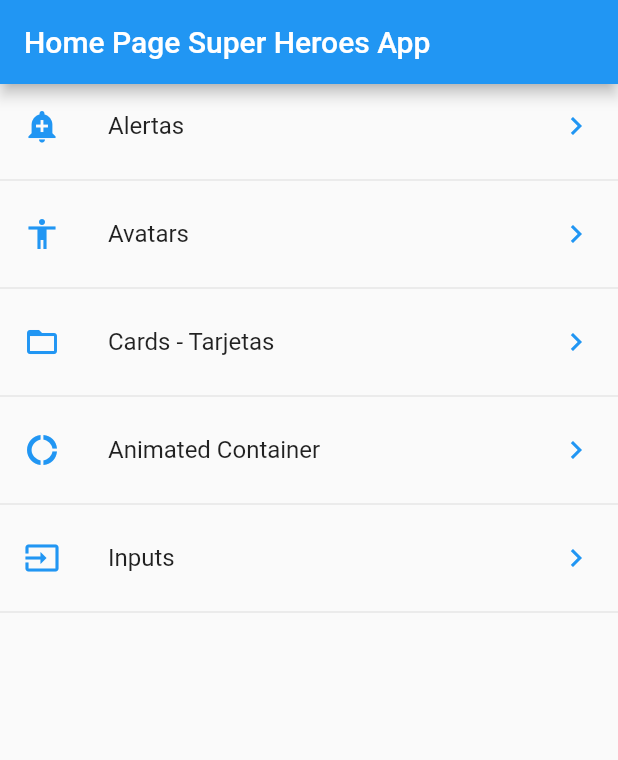
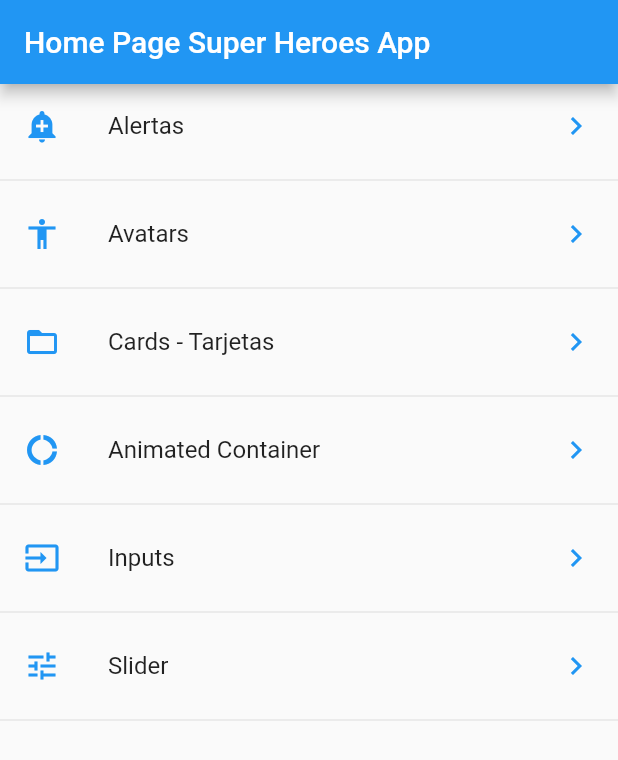
Before and after one commit to miguelfagundez/WidgetsFlutter, a Flutter app: the screen it shows after launch, on a phone screen of 412 x 824 dp. Shown: the top 760 px of the screen. Run offline on Flutter 3.47's test engine with Material 2 defaults, Android fonts, the light colour scheme and no system bars.

Commit message:
Slider images example

```diff
--- a/data/menu_opts.json
+++ b/data/menu_opts.json
@@ -25,6 +25,11 @@
             "ruta" : "inputs",
             "icon" : "input",
             "texto": "Inputs"
+        },
+        {
+            "ruta" : "slider",
+            "icon" : "slider",
+            "texto": "Slider"
         }
     ]
 }
--- a/lib/src/routes/routes.dart
+++ b/lib/src/routes/routes.dart
@@ -5,15 +5,17 @@ import 'package:flutter_widgets/src/pages/card_page.dart';
 import 'package:flutter_widgets/src/pages/home_page.dart';
 import 'package:flutter_widgets/src/pages/animated_container_page.dart';
 import 'package:flutter_widgets/src/pages/input_page.dart';
+import 'package:flutter_widgets/src/pages/slider_page.dart';
 
 Map<String, WidgetBuilder> getApplicationRoutes(){
 
   return <String, WidgetBuilder>{
-    'home' : (BuildContext context) => HomePage(),
-    'alert' : (BuildContext context) => AlertPage(),
-    'avatar' : (BuildContext context) => AvatarPage(),
-    'card' : (BuildContext context) => CardPage(),
+    'home'     : (BuildContext context) => HomePage(),
+    'alert'    : (BuildContext context) => AlertPage(),
+    'avatar'   : (BuildContext context) => AvatarPage(),
+    'card'     : (BuildContext context) => CardPage(),
     'animated' : (BuildContext context) => AnimatedContainerPage(),
-    'inputs'   :(BuildContext context) => InputPage(),
+    'inputs'   : (BuildContext context) => InputPage(),
+    'slider'   : (BuildContext context) => SliderPage(),
   };
 }
--- a/lib/src/utils/icon_utils.dart
+++ b/lib/src/utils/icon_utils.dart
@@ -7,6 +7,7 @@ final _icons = <String, IconData>{
   'folder_open'   : Icons.folder_open,
   'donut_large'   : Icons.donut_large,
   'input'         : Icons.input,
+  'slider'        : Icons.tune,
 };
 
 Icon getIcon(String name){
```
Also changed, not shown: lib/src/pages/slider_page.dart (added, +58 -0 lines).
